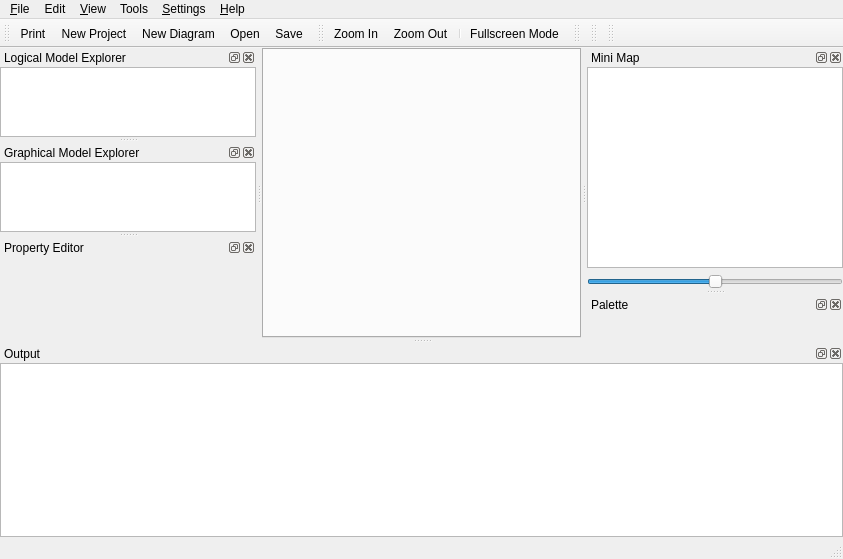
Old version of the form qrgui/mainwindow/mainWindow.ui in the repository qreal/qreal.
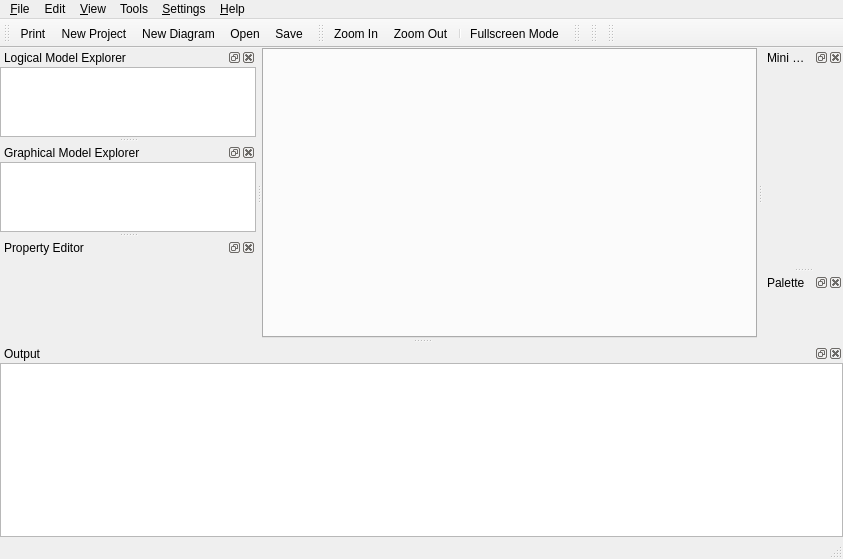
New version of the form. Icons and pictures are not drawn. Custom widgets are drawn as their Qt base class.

Commit message: New version of minimap. Shows all items on the scene all the time. No control features yet

Diff of the .ui file:
```diff
--- a/qrgui/mainwindow/mainWindow.ui
+++ b/qrgui/mainwindow/mainWindow.ui
@@ -140,24 +140,7 @@
       <number>0</number>
      </property>
      <item>
-      <widget class="QGraphicsView" name="minimapView">
-       <property name="dragMode">
-        <enum>QGraphicsView::ScrollHandDrag</enum>
-       </property>
-      </widget>
-     </item>
-     <item>
-      <widget class="QSlider" name="minimapZoomSlider">
-       <property name="maximum">
-        <number>50</number>
-       </property>
-       <property name="value">
-        <number>25</number>
-       </property>
-       <property name="orientation">
-        <enum>Qt::Horizontal</enum>
-       </property>
-      </widget>
+      <widget class="MiniMap" name="minimapView" native="true"/>
      </item>
     </layout>
    </widget>
@@ -708,6 +691,11 @@
    <header>../view/propertyEditorView.h</header>
    <container>1</container>
   </customwidget>
+  <customwidget>
+   <class>MiniMap</class>
+   <extends>QWidget</extends>
+   <header>minimap.h</header>
+  </customwidget>
  </customwidgets>
  <resources>
   <include location="../qrgui.qrc"/>
```
Left out of the diff: 2 changed lines with no effect on the pictures. The commit also changes 6 other files.
